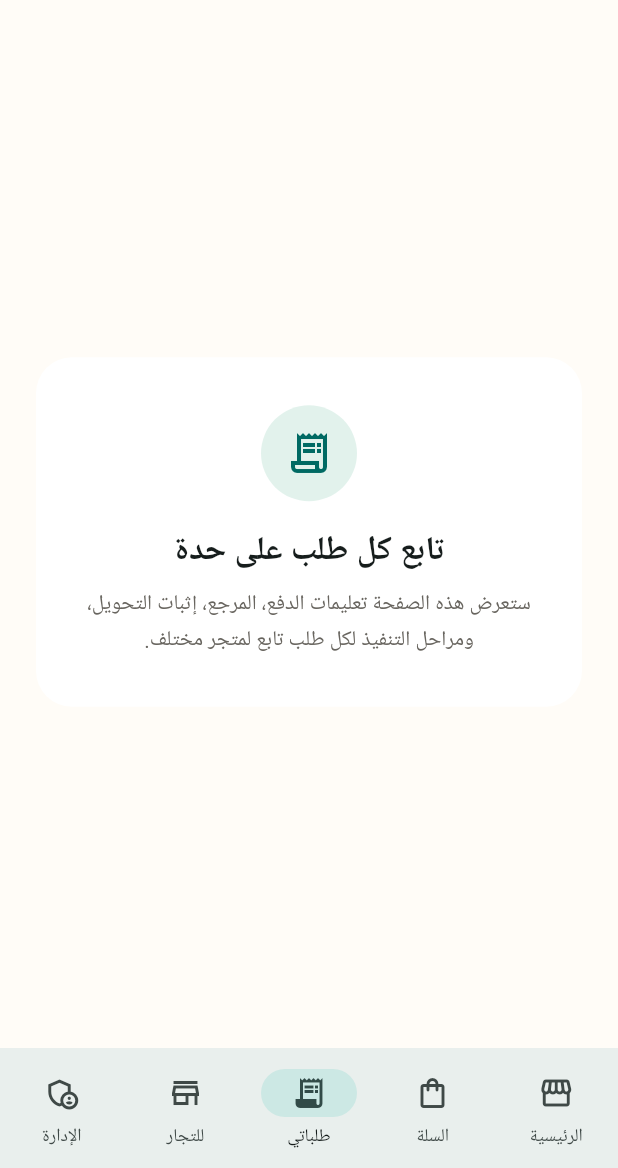
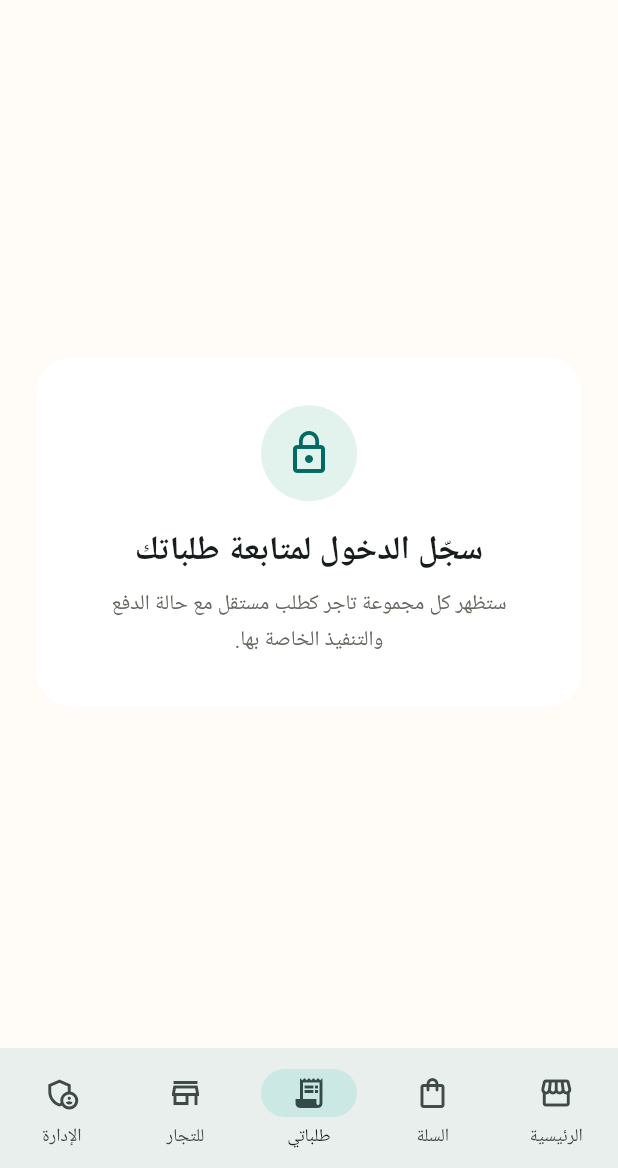
Before and after one commit to Aiman003516/yemen-commerce, a Flutter app: the screen it shows after launch, item 3 of the bottom bar chosen, on a phone screen of 412 x 824 dp, the part 68-1236 px from its top. Run offline on Flutter 3.47's test engine with Material 3 defaults, Android fonts, the phone set to English and light mode, and no system bars; network calls fail.

Commit message:
Checkpoint: Independent merchant-order progress increment: protected customer and merchant order-listing APIs, Flutter authenticated session awareness, and a customer orders UI that displays each merchant group’s separate payment and fulfilment state.

```diff
--- a/flutter_app/lib/core/contracts.dart
+++ b/flutter_app/lib/core/contracts.dart
@@ -84,3 +84,19 @@ class SessionUser {
         role: json['role'] as String,
       );
 }
+
+class MerchantOrderSummary {
+  const MerchantOrderSummary({required this.id, required this.totalMinor, required this.currency, required this.paymentStatus, required this.fulfilmentStatus});
+  final int id;
+  final int totalMinor;
+  final String currency;
+  final String paymentStatus;
+  final String fulfilmentStatus;
+  factory MerchantOrderSummary.fromJson(Map<String, dynamic> json) => MerchantOrderSummary(
+    id: json['id'] as int,
+    totalMinor: json['totalMinor'] as int,
+    currency: json['currency'] as String,
+    paymentStatus: json['paymentStatus'] as String,
+    fulfilmentStatus: json['fulfilmentStatus'] as String,
+  );
+}
--- a/flutter_app/lib/features/marketplace_shell.dart
+++ b/flutter_app/lib/features/marketplace_shell.dart
@@ -88,7 +88,7 @@ class _MarketplaceShellState extends State<MarketplaceShell> {
   Widget _pageFor(int index) => switch (index) {
         0 => _HomePage(market: widget.market, marketLoading: widget.marketLoading, onNavigate: (index) => setState(() => _selectedIndex = index)),
         1 => const _CartPage(),
-        2 => const _OrdersPage(),
+        2 => _OrdersPage(user: widget.user),
         3 => _MerchantPage(user: widget.user),
         _ => const _AdminPage(),
       };
@@ -314,14 +314,33 @@ class _CartPage extends StatelessWidget {
       );
 }
 
-class _OrdersPage extends StatelessWidget {
-  const _OrdersPage();
+class _OrdersPage extends StatefulWidget {
+  const _OrdersPage({this.user});
+  final SessionUser? user;
   @override
-  Widget build(BuildContext context) => _CenteredPage(
-        icon: Icons.receipt_long_outlined,
-        title: 'تابع كل طلب على حدة',
-        detail: 'ستعرض هذه الصفحة تعليمات الدفع، المرجع، إثبات التحويل، ومراحل التنفيذ لكل طلب تابع لمتجر مختلف.',
-      );
+  State<_OrdersPage> createState() => _OrdersPageState();
+}
+
+class _OrdersPageState extends State<_OrdersPage> {
+  late final Future<List<MerchantOrderSummary>> _orders = MarketplaceApiClient().myOrders();
+  @override
+  Widget build(BuildContext context) {
+    if (widget.user == null) return const _CenteredPage(icon: Icons.lock_outline, title: 'سجّل الدخول لمتابعة طلباتك', detail: 'ستظهر كل مجموعة تاجر كطلب مستقل مع حالة الدفع والتنفيذ الخاصة بها.');
+    return FutureBuilder<List<MerchantOrderSummary>>(
+      future: _orders,
+      builder: (context, snapshot) {
+        if (snapshot.connectionState == ConnectionState.waiting) return const Center(child: CircularProgressIndicator());
+        if (snapshot.hasError) return const _CenteredPage(icon: Icons.cloud_off_outlined, title: 'تعذر تحميل الطلبات', detail: 'تحقق من الاتصال ثم حاول مرة أخرى.');
+        final orders = snapshot.data ?? [];
+        if (orders.isEmpty) return const _CenteredPage(icon: Icons.receipt_long_outlined, title: 'لا توجد طلبات بعد', detail: 'عند إتمام الدفع، سيُنشأ طلب مستقل لكل متجر في السلة.');
+        return ListView(padding: const EdgeInsets.all(24), children: orders.map((order) => Card(child: ListTile(
+          title: Text('طلب #${order.id}'),
+          subtitle: Text('الدفع: ${order.paymentStatus} · التنفيذ: ${order.fulfilmentStatus}'),
+          trailing: Text('${order.totalMinor} ${order.currency}'),
+        ))).toList());
+      },
+    );
+  }
 }
 
 class _MerchantPage extends StatefulWidget {
```
Also changed, not shown: flutter_app/lib/core/api_client.dart (+10 -0 lines), 4 other files.
